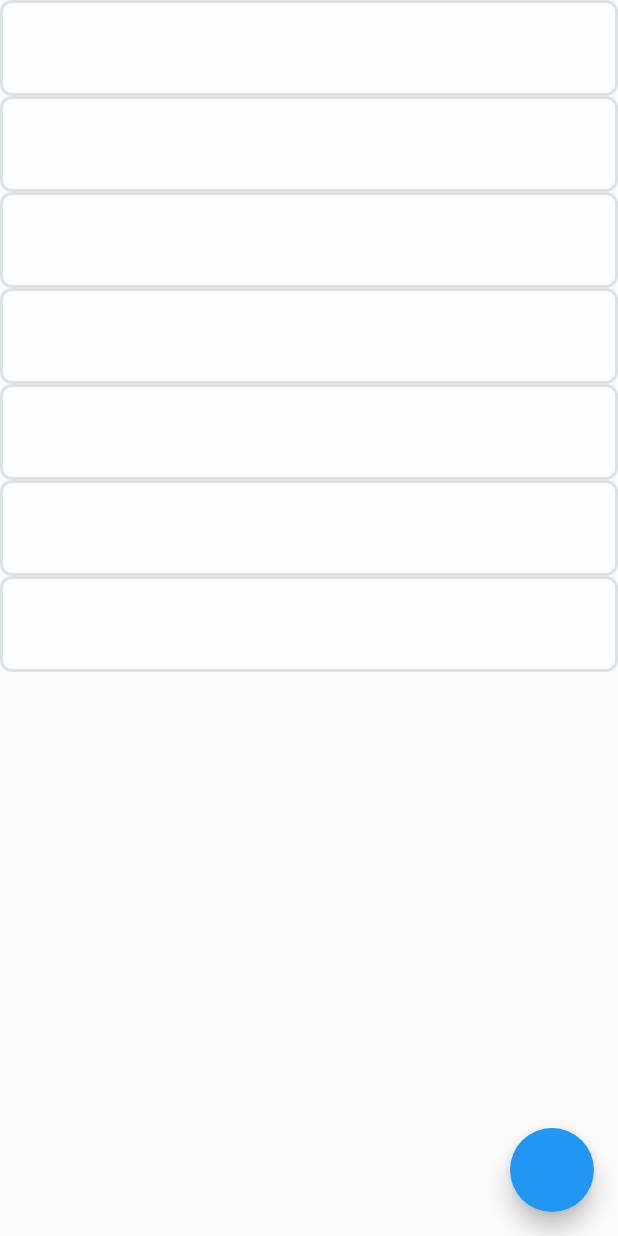
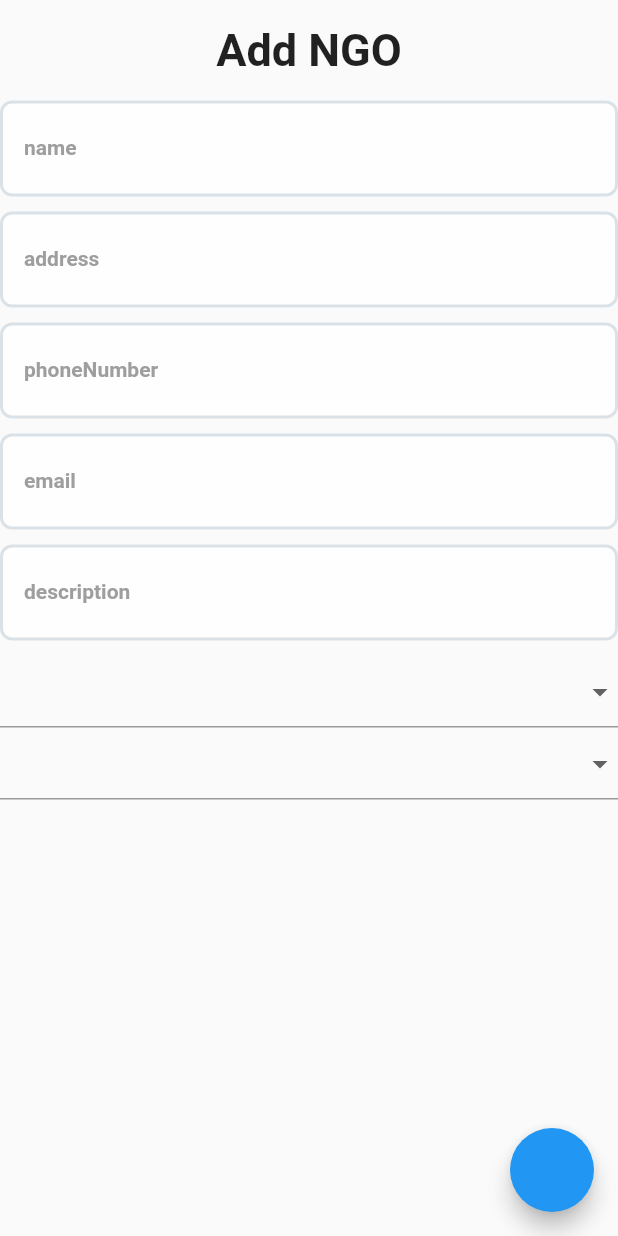
Before and after one commit to Digisailors/Bangkit-Berasama---User, a Flutter app: the AddNgo screen opened by its route, on a phone screen of 412 x 824 dp. Run offline on Flutter 3.47's test engine with Material 2 defaults, Android fonts, the phone set to English and light mode, and no system bars; our stand-ins replace carousel_slider, cloud_firestore, cloud_functions, firebase_auth, firebase_core, firebase_database and 5 more; accounts and stored records are empty; network calls fail; Roboto replaces fonts that are missing (Lexend Deca).

Commit message:
Added Dummy Ngo addition

```diff
--- a/lib/dummy/add_ngo.dart
+++ b/lib/dummy/add_ngo.dart
@@ -1,27 +1,96 @@
+import 'dart:ui';
+
+import 'package:bangkit/models/ngo.dart';
 import 'package:bangkit/widgets/widgets.dart';
 import 'package:flutter/material.dart';
 
-class AddNgo extends StatelessWidget {
-  const AddNgo({Key? key}) : super(key: key);
+class AddNgo extends StatefulWidget {
+  AddNgo({Key? key}) : super(key: key);
+
+  @override
+  State<AddNgo> createState() => _AddNgoState();
+}
+
+class _AddNgoState extends State<AddNgo> {
+  final nameController = TextEditingController();
+
+  final addressController = TextEditingController();
+
+  final postCodeController = TextEditingController();
+
+  final phoneNumberController = TextEditingController();
+
+  final emailController = TextEditingController();
+
+  final descriptioncontroller = TextEditingController();
+
+  final typeController = TextEditingController();
+
+  final entityTypeController = TextEditingController();
+
+  var entity;
+  var type;
 
   @override
   Widget build(BuildContext context) {
-    return Scaffold(
+    return SafeArea(
+      child: Scaffold(
           floatingActionButton: FloatingActionButton(
-          onPressed: () {},
+            onPressed: () {
+              var ngo = Ngo(
+                  name: nameController.text,
+                  address: addressController.text,
+                  postCode: postCodeController.text,
+                  phoneNumber: phoneNumberController.text,
+                  email: emailController.text,
+                  description: descriptioncontroller.text,
+                  type: type ?? Type.medical,
+                  entityType: entity,
+                  serviceTypes: [ServiceType.assistance, ServiceType.cleaning, ServiceType.food]);
+              Ngo.addNgo(ngo);
+            },
           ),
           body: SingleChildScrollView(
             child: Column(
               children: [
-              CustomTextFormField(),
-              CustomTextFormField(),
-              CustomTextFormField(),
-              CustomTextFormField(),
-              CustomTextFormField(),
-              CustomTextFormField(),
-              CustomTextFormField(),
+                const Padding(
+                  padding: EdgeInsets.all(16.0),
+                  child: Text(
+                    "Add NGO",
+                    style: TextStyle(fontSize: 30, fontWeight: FontWeight.bold),
+                  ),
+                ),
+                CustomTextFormField(labelText: 'name', controller: nameController),
+                const SizedBox(height: 10),
+                CustomTextFormField(labelText: 'address', controller: addressController),
+                const SizedBox(height: 10),
+                CustomTextFormField(labelText: 'phoneNumber', controller: phoneNumberController),
+                const SizedBox(height: 10),
+                CustomTextFormField(labelText: 'email', controller: emailController),
+                const SizedBox(height: 10),
+                CustomTextFormField(labelText: 'description', controller: descriptioncontroller),
+                const SizedBox(height: 10),
+                DropdownButtonFormField<Type>(
+                  value: type,
+                  onChanged: (Type? value) {
+                    setState(() {
+                      type = value ?? type;
+                    });
+                  },
+                  items: Type.values.map((e) => DropdownMenuItem(value: e, child: Text(e.toString()))).toList(),
+                ),
+                DropdownButtonFormField<EntityType>(
+                  value: entity,
+                  onChanged: (EntityType? type) {
+                    setState(() {
+                      entity = type ?? entity;
+                    });
+                  },
+                  items: EntityType.values.map((e) => DropdownMenuItem(value: e, child: Text(e.toString()))).toList(),
+                )
               ],
             ),
-        ));
+          )),
+    );
   }
 }
--- a/lib/main.dart
+++ b/lib/main.dart
@@ -8,7 +8,6 @@
 import 'controllers/auth_controller.dart';
 import 'firebase_options.dart';
 import 'fundraiser/home.dart';
-import 'ngo/ngohome.dart';
 
 Future<void> main() async {
   WidgetsFlutterBinding.ensureInitialized();
@@ -31,12 +30,12 @@
           style: ButtonStyle(backgroundColor: MaterialStateProperty.all(Colors.red.shade700)),
         ),
       ),
-      initialRoute: '/addNgo',
+      initialRoute: '/',
       routes: {
         '/': (context) => const LandingPage(),
         '/sign-in': (context) => const SignInWidget(),
         '/home': (context) => const Homepage(),
-        '/addNgo': (context) => const AddNgo(),
+        '/addNgo': (context) => AddNgo(),
       },
       // home: LandingPage(auth: Auth()),
     );
--- a/lib/services/firebase.dart
+++ b/lib/services/firebase.dart
@@ -10,7 +10,7 @@ import 'package:firebase_messaging/firebase_messaging.dart';
 import 'package:firebase_storage/firebase_storage.dart';
 // import 'package:path/path.dart';
 
-final databaseRef = FirebaseDatabase.instance.ref();
+final databaseRef = FirebaseDatabase.instance.refFromURL("https://bangkit-83a09-default-rtdb.asia-southeast1.firebasedatabase.app");
 final FirebaseFunctions functions = FirebaseFunctions.instance;
 final FirebaseFirestore firestore = FirebaseFirestore.instance;
 final FirebaseMessaging firebaseMessaging = FirebaseMessaging.instance;
@@ -18,3 +18,4 @@ final FirebaseStorage storage = FirebaseStorage.instance;
 
 CollectionReference<Map<String, dynamic>> users = firestore.collection('Users');
 CollectionReference<Map<String, dynamic>> ngos = firestore.collection('Ngos');
+DocumentReference<Map<String, dynamic>> counters = firestore.collection('globalData').doc('counters');
```
Also changed, not shown: lib/models/ngo.dart (+12 -12 lines), 1 other file. Lines whose indentation alone changed are shown as unchanged.
